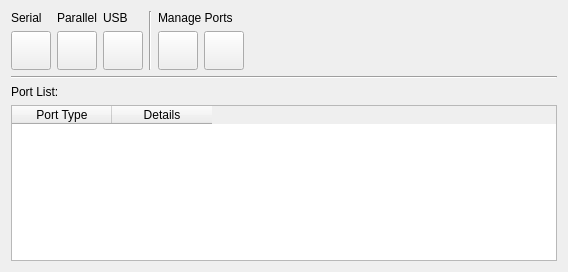
Above: src/Ports_Tab_Widget.ui from tobimensch/aqemu before the change. Below: the same form after it.
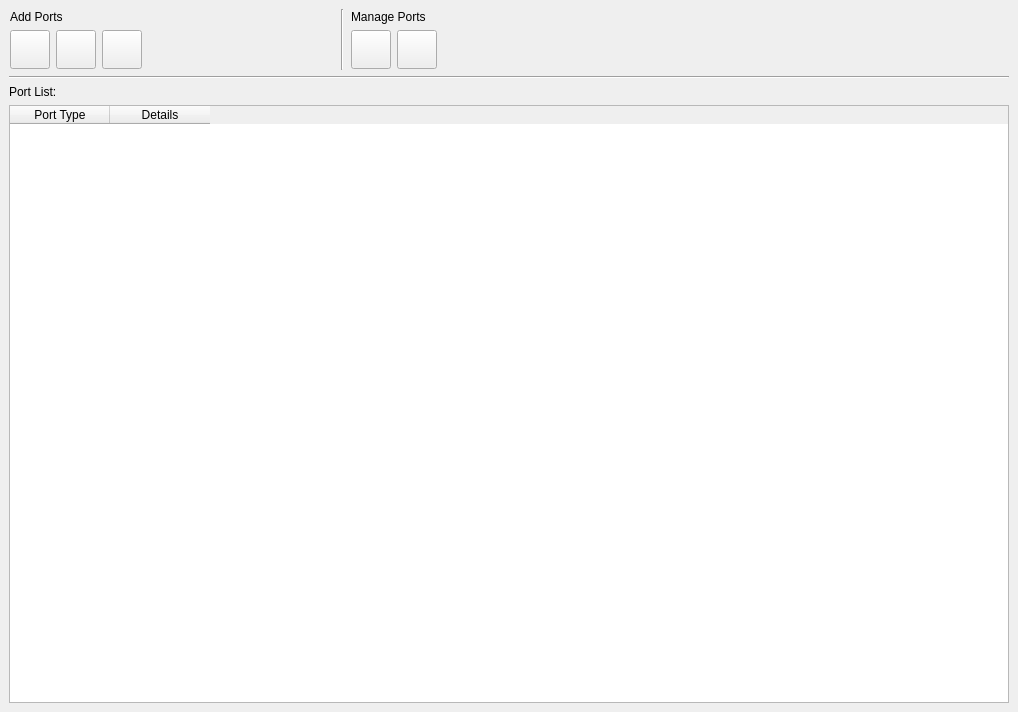
That is the form after the change. Icons and pictures are not drawn.

Commit message: Layouts of Ports Tab and Folder Sharing now are getting synced with Device Manager. More UI improvements. New icons for serial and parallel ports from openclipart.org by https://openclipart.org/user-detail/jhnri4

The edit to the form file:
```diff
--- a/src/Ports_Tab_Widget.ui
+++ b/src/Ports_Tab_Widget.ui
@@ -7,32 +7,69 @@
    <rect>
     <x>0</x>
     <y>0</y>
-    <width>568</width>
-    <height>272</height>
+    <width>1018</width>
+    <height>712</height>
    </rect>
   </property>
   <property name="windowTitle">
    <string>Ports</string>
   </property>
-  <layout class="QVBoxLayout" name="verticalLayout">
-   <item>
-    <layout class="QHBoxLayout" name="horizontalLayout_2">
-     <item>
-      <layout class="QGridLayout" name="gridLayout_2">
+  <layout class="QGridLayout" name="gridLayout">
+   <property name="leftMargin">
+    <number>9</number>
+   </property>
+   <property name="topMargin">
+    <number>9</number>
+   </property>
+   <property name="rightMargin">
+    <number>9</number>
+   </property>
+   <property name="bottomMargin">
+    <number>9</number>
+   </property>
        <item row="0" column="0">
-        <widget class="QLabel" name="Label_Add_Port">
-         <property name="sizePolicy">
-          <sizepolicy hsizetype="Maximum" vsizetype="Preferred">
-           <horstretch>0</horstretch>
-           <verstretch>0</verstretch>
-          </sizepolicy>
-         </property>
+    <widget class="QWidget" name="add_layout_widget" native="true">
+     <layout class="QVBoxLayout" name="_6">
+      <property name="spacing">
+       <number>6</number>
+      </property>
+      <property name="leftMargin">
+       <number>1</number>
+      </property>
+      <property name="topMargin">
+       <number>1</number>
+      </property>
+      <property name="rightMargin">
+       <number>1</number>
+      </property>
+      <property name="bottomMargin">
+       <number>1</number>
+      </property>
+      <item>
+       <widget class="QLabel" name="Label_Add_Folders">
          <property name="text">
-          <string>Serial</string>
+         <string>Add Ports</string>
          </property>
         </widget>
        </item>
-       <item row="1" column="0" colspan="2">
+      <item>
+       <layout class="QHBoxLayout" name="some_layout_i_didnt_name">
+        <property name="spacing">
+         <number>6</number>
+        </property>
+        <property name="leftMargin">
+         <number>0</number>
+        </property>
+        <property name="topMargin">
+         <number>0</number>
+        </property>
+        <property name="rightMargin">
+         <number>0</number>
+        </property>
+        <property name="bottomMargin">
+         <number>0</number>
+        </property>
+        <item>
         <widget class="QToolButton" name="TB_Add_Serial_Port">
          <property name="text">
           <string/>
@@ -55,7 +92,7 @@
          </property>
         </widget>
        </item>
-       <item row="1" column="2">
+        <item>
         <widget class="QToolButton" name="TB_Add_Parallel_Port">
          <property name="text">
           <string/>
@@ -78,7 +115,7 @@
          </property>
         </widget>
        </item>
-       <item row="1" column="3">
+        <item>
         <widget class="QToolButton" name="TB_Add_USB_Port">
          <property name="text">
           <string/>
@@ -101,32 +138,74 @@
          </property>
         </widget>
        </item>
-       <item row="0" column="2">
-        <widget class="QLabel" name="label_2">
-         <property name="text">
-          <string>Parallel</string>
-         </property>
-        </widget>
-       </item>
-       <item row="0" column="3">
-        <widget class="QLabel" name="label_3">
-         <property name="text">
-          <string>USB</string>
-         </property>
-        </widget>
-       </item>
-      </layout>
-     </item>
      <item>
-      <widget class="Line" name="line_4">
+         <spacer name="horizontalSpacer">
+          <property name="orientation">
+           <enum>Qt::Horizontal</enum>
+          </property>
+          <property name="sizeHint" stdset="0">
+           <size>
+            <width>40</width>
+            <height>20</height>
+           </size>
+          </property>
+         </spacer>
+        </item>
+       </layout>
+      </item>
+     </layout>
+    </widget>
+   </item>
+   <item row="0" column="1">
+    <widget class="Line" name="line_3">
        <property name="orientation">
         <enum>Qt::Vertical</enum>
        </property>
       </widget>
      </item>
+   <item row="0" column="2">
+    <widget class="QWidget" name="manage_layout_widget" native="true">
+     <layout class="QVBoxLayout" name="_2">
+      <property name="spacing">
+       <number>6</number>
+      </property>
+      <property name="leftMargin">
+       <number>1</number>
+      </property>
+      <property name="topMargin">
+       <number>1</number>
+      </property>
+      <property name="rightMargin">
+       <number>1</number>
+      </property>
+      <property name="bottomMargin">
+       <number>1</number>
+      </property>
      <item>
-      <layout class="QGridLayout" name="gridLayout">
-       <item row="1" column="0">
+       <widget class="QLabel" name="Label_Manage_Folders">
+        <property name="text">
+         <string>Manage Ports</string>
+        </property>
+       </widget>
+      </item>
+      <item>
+       <layout class="QHBoxLayout" name="_3">
+        <property name="spacing">
+         <number>6</number>
+        </property>
+        <property name="leftMargin">
+         <number>0</number>
+        </property>
+        <property name="topMargin">
+         <number>0</number>
+        </property>
+        <property name="rightMargin">
+         <number>0</number>
+        </property>
+        <property name="bottomMargin">
+         <number>0</number>
+        </property>
+        <item>
         <widget class="QToolButton" name="TB_Edit_Port">
          <property name="text">
           <string/>
@@ -149,7 +228,7 @@
          </property>
         </widget>
        </item>
-       <item row="1" column="1">
+        <item>
         <widget class="QToolButton" name="TB_Delete_Port">
          <property name="text">
           <string/>
@@ -172,21 +251,8 @@
          </property>
         </widget>
        </item>
-       <item row="0" column="0" colspan="2">
-        <layout class="QHBoxLayout" name="horizontalLayout">
          <item>
-          <widget class="QLabel" name="label">
-           <property name="text">
-            <string>Manage Ports</string>
-           </property>
-          </widget>
-         </item>
-        </layout>
-       </item>
-      </layout>
-     </item>
-     <item>
-      <spacer name="horizontalSpacer">
+         <spacer name="horizontalSpacer_4">
        <property name="orientation">
         <enum>Qt::Horizontal</enum>
        </property>
@@ -200,16 +266,30 @@
      </item>
     </layout>
    </item>
-   <item>
+     </layout>
+    </widget>
+   </item>
+   <item row="0" column="3">
+    <spacer name="horizontalSpacer_2">
+     <property name="orientation">
+      <enum>Qt::Horizontal</enum>
+     </property>
+     <property name="sizeHint" stdset="0">
+      <size>
+       <width>323</width>
+       <height>20</height>
+      </size>
+     </property>
+    </spacer>
+   </item>
+   <item row="1" column="0" colspan="4">
     <widget class="Line" name="line">
      <property name="orientation">
       <enum>Qt::Horizontal</enum>
      </property>
     </widget>
    </item>
-   <item>
-    <layout class="QHBoxLayout" name="horizontalLayout_4">
-     <item>
+   <item row="2" column="0">
       <widget class="QLabel" name="Label_Pors">
        <property name="sizePolicy">
         <sizepolicy hsizetype="Preferred" vsizetype="Preferred">
@@ -222,10 +302,14 @@
        </property>
       </widget>
      </item>
-    </layout>
-   </item>
-   <item>
+   <item row="3" column="0" colspan="4">
     <widget class="QTableWidget" name="Ports_Table">
+     <property name="sizePolicy">
+      <sizepolicy hsizetype="Expanding" vsizetype="Expanding">
+       <horstretch>0</horstretch>
+       <verstretch>0</verstretch>
+      </sizepolicy>
+     </property>
      <property name="editTriggers">
       <set>QAbstractItemView::NoEditTriggers</set>
      </property>
```
Left out of the diff: 24 changed lines with no effect on the pictures. Lines whose indentation alone changed are shown as unchanged. The commit also changes 14 other files.
